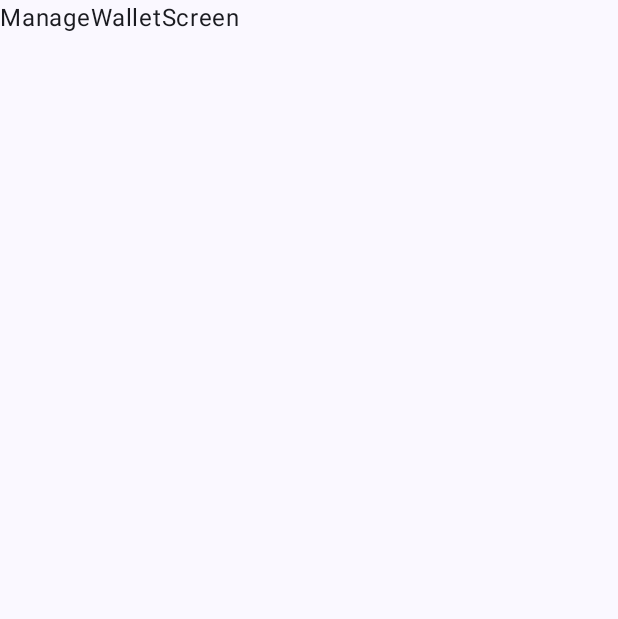
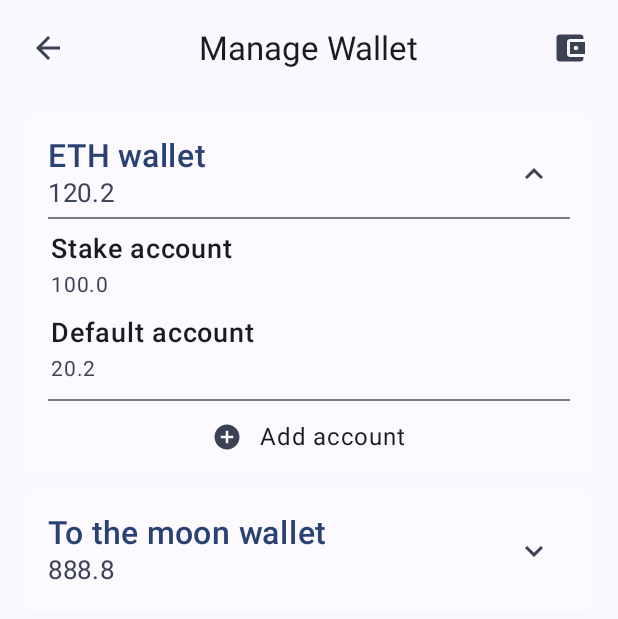
Before and after one commit to wannnn/BunnyWallet, an Android app built with Jetpack Compose: the ManageWalletScreen screen opened through its navigation route, on a phone screen of 412 x 824 dp. Shown: the top 619 px of the screen. Run offline under Robolectric (Android 15) with nearby library versions, the phone set to English and light mode, and no system bars; our stand-ins replace Dagger/Hilt's generated code, Timber.

Commit message:
feat: add manage wallet UI

```diff
--- a/app/src/main/java/com/cj/bunnywallet/feature/common/AppTopBar.kt
+++ b/app/src/main/java/com/cj/bunnywallet/feature/common/AppTopBar.kt
@@ -18,8 +18,8 @@ import com.cj.bunnywallet.R
 
 @Composable
 fun AppTopBar(
+    onBackClicked: () -> Unit,
     @StringRes appbarTitle: Int = R.string.app_name,
-    onBackClicked: () -> Unit,
     showBackBtn: Boolean = true,
     @DrawableRes tailIcon: Int? = null,
     onTailIconClicked: () -> Unit = {},
--- /dev/null
+++ b/app/src/main/java/com/cj/bunnywallet/feature/managewallet/manage/ManageWalletContract.kt
@@ -0,0 +1,16 @@
+package com.cj.bunnywallet.feature.managewallet.manage
+
+import com.cj.bunnywallet.reducer.UiState
+
+sealed interface ManageWalletEvent {
+    data class ExpandWallet(val walletId: String) : ManageWalletEvent
+    data class SelectAccount(val address: String) : ManageWalletEvent
+    data class AddAccount(val walletId: String) : ManageWalletEvent
+
+    object OnBackClick : ManageWalletEvent
+}
+
+data class ManageWalletState(
+    val wallets: List<Wallet> = emptyList(),
+    val currentAccount: String = "",
+) : UiState
--- a/app/src/main/java/com/cj/bunnywallet/feature/managewallet/manage/ManageWalletScreen.kt
+++ b/app/src/main/java/com/cj/bunnywallet/feature/managewallet/manage/ManageWalletScreen.kt
@@ -1,30 +1,70 @@
 package com.cj.bunnywallet.feature.managewallet.manage
 
 import android.content.res.Configuration
-import androidx.compose.foundation.layout.Box
+import androidx.compose.foundation.layout.Column
+import androidx.compose.foundation.layout.fillMaxSize
 import androidx.compose.material3.MaterialTheme
 import androidx.compose.material3.Surface
-import androidx.compose.material3.Text
 import androidx.compose.runtime.Composable
+import androidx.compose.ui.Modifier
 import androidx.compose.ui.tooling.preview.Preview
+import com.cj.bunnywallet.R
+import com.cj.bunnywallet.feature.common.AppTopBar
+import com.cj.bunnywallet.feature.managewallet.manage.component.WalletList
 import com.cj.bunnywallet.ui.theme.BunnyWalletTheme
 
 @Composable
-fun ManageWalletScreen() {
+fun ManageWalletScreen(
+    uiState: ManageWalletState,
+    uiEvent: (ManageWalletEvent) -> Unit,
+) {
+    Column(modifier = Modifier.fillMaxSize()) {
+        AppTopBar(
+            onBackClicked = { uiEvent(ManageWalletEvent.OnBackClick) },
+            appbarTitle = R.string.manage_wallet,
+            tailIcon = R.drawable.ic_wallet,
+            onTailIconClicked = {},
+        )
 
-    Box {
-        Text(text = "ManageWalletScreen")
+        WalletList(
+            wallets = uiState.wallets,
+            currentAccount = uiState.currentAccount,
+            uiEvent = uiEvent,
+        )
     }
+}
 
-}
 
 @Preview(name = "Light Mode", showBackground = true)
 @Preview(name = "Dark Mode", uiMode = Configuration.UI_MODE_NIGHT_YES, showBackground = true)
 @Composable
 fun PreviewManageWalletScreen() {
+    val fakeData = listOf(
+        Wallet(
+            id = "1",
+            name = "ETH wallet",
+            accounts = listOf(
+                Wallet.Account(address = "0x1", name = "Stake account", amount = 100.0),
+                Wallet.Account(address = "0x2", name = "Default account", amount = 20.2),
+            ),
+            isExpand = true,
+        ),
+        Wallet(
+            id = "2",
+            name = "To the moon wallet",
+            accounts = listOf(
+                Wallet.Account(address = "0x3", name = "Shit coin account", amount = 666.6),
+                Wallet.Account(address = "0x4", name = "Doge coin account", amount = 222.2),
+            )
+        ),
+    )
+
     BunnyWalletTheme {
         Surface(color = MaterialTheme.colorScheme.background) {
-            ManageWalletScreen()
+            ManageWalletScreen(
+                uiState = ManageWalletState(wallets = fakeData, currentAccount = "0x3"),
+                uiEvent = {},
+            )
         }
     }
 }
--- /dev/null
+++ b/app/src/main/java/com/cj/bunnywallet/feature/managewallet/manage/ManageWalletViewModel.kt
@@ -0,0 +1,86 @@
+package com.cj.bunnywallet.feature.managewallet.manage
+
+import androidx.lifecycle.ViewModel
+import com.cj.bunnywallet.extensions.indexOfFirstOrNull
+import com.cj.bunnywallet.navigation.AppNavigator
+import com.cj.bunnywallet.navigation.NavEvent
+import com.cj.bunnywallet.reducer.Reducer
+import com.cj.bunnywallet.reducer.ReducerImp
+import dagger.hilt.android.lifecycle.HiltViewModel
+import javax.inject.Inject
+
+@HiltViewModel
+class ManageWalletViewModel @Inject constructor(
+    private val navigator: AppNavigator
+) : ViewModel(), AppNavigator by navigator,
+    Reducer<ManageWalletState> by ReducerImp(ManageWalletState()) {
+
+    private val fakeData = listOf(
+        Wallet(
+            id = "1",
+            name = "ETH wallet",
+            accounts = listOf(
+                Wallet.Account(address = "0x11", name = "Stake account", amount = 100.0),
+                Wallet.Account(address = "0x12", name = "Default account", amount = 20.2),
+            ),
+            isExpand = true,
+        ),
+        Wallet(
+            id = "2",
+            name = "To the moon wallet",
+            accounts = listOf(
+                Wallet.Account(address = "0x21", name = "Shit coin account", amount = 666.6),
+                Wallet.Account(address = "0x22", name = "Doge coin account", amount = 222.2),
+            )
+        ),
+    )
+
+    init {
+        uiState = uiState.copy(wallets = fakeData, currentAccount = "0x21")
+    }
+
+    fun handleEvent(e: ManageWalletEvent) {
+        when (e) {
+            is ManageWalletEvent.ExpandWallet -> {
+                val newWallets = uiState.wallets.toMutableList()
+
+                uiState.wallets.indexOfFirstOrNull { it.id == e.walletId }
+                    ?.let {
+                        val wallet = uiState.wallets[it]
+                        newWallets[it] = wallet.copy(isExpand = !wallet.isExpand)
+                    }
+
+                uiState = uiState.copy(wallets = newWallets)
+            }
+
+            is ManageWalletEvent.AddAccount -> {
+                val newWallets = uiState.wallets.toMutableList()
+
+                uiState.wallets.indexOfFirstOrNull { it.id == e.walletId }
+                    ?.let {
+                        // Temp logic for UI display,
+                        // will update when implement real add account logic
+                        val wallet = uiState.wallets[it]
+                        val newAccounts = wallet.accounts.toMutableList()
+                            .apply {
+                                val num = size + 1
+                                val newAccount = Wallet.Account(
+                                    address = "0x${wallet.id}$num",
+                                    name = "Account $num",
+                                    amount = 0.0,
+                                )
+                                add(newAccount)
+                            }
+                        newWallets[it] = wallet.copy(accounts = newAccounts)
+                    }
+
+                uiState = uiState.copy(wallets = newWallets)
+            }
+
+            is ManageWalletEvent.SelectAccount ->
+                uiState = uiState.copy(currentAccount = e.address)
+
+            ManageWalletEvent.OnBackClick -> navigateTo(NavEvent.NavBack)
+        }
+    }
+}
--- /dev/null
+++ b/app/src/main/java/com/cj/bunnywallet/feature/managewallet/manage/Wallet.kt
@@ -0,0 +1,16 @@
+package com.cj.bunnywallet.feature.managewallet.manage
+
+data class Wallet(
+    val id: String = "",
+    val name: String = "",
+    val accounts: List<Account> = emptyList(),
+    val isExpand: Boolean = false,
+) {
+    val amount: String get() = accounts.sumOf { it.amount }.toString()
+
+    data class Account(
+        val address: String,
+        val name: String = "",
+        val amount: Double = 0.0,
+    )
+}
--- /dev/null
+++ b/app/src/main/java/com/cj/bunnywallet/feature/managewallet/manage/component/WalletList.kt
@@ -0,0 +1,222 @@
+package com.cj.bunnywallet.feature.managewallet.manage.component
+
+import androidx.compose.foundation.background
+import androidx.compose.foundation.clickable
+import androidx.compose.foundation.layout.Arrangement
+import androidx.compose.foundation.layout.Column
+import androidx.compose.foundation.layout.PaddingValues
+import androidx.compose.foundation.layout.Row
+import androidx.compose.foundation.layout.fillMaxWidth
+import androidx.compose.foundation.layout.padding
+import androidx.compose.foundation.layout.size
+import androidx.compose.foundation.lazy.LazyColumn
+import androidx.compose.foundation.lazy.LazyListScope
+import androidx.compose.foundation.lazy.items
+import androidx.compose.foundation.shape.RoundedCornerShape
+import androidx.compose.material3.Divider
+import androidx.compose.material3.Icon
+import androidx.compose.material3.MaterialTheme
+import androidx.compose.material3.Text
+import androidx.compose.runtime.Composable
+import androidx.compose.ui.Alignment
+import androidx.compose.ui.Modifier
+import androidx.compose.ui.graphics.Color
+import androidx.compose.ui.graphics.Shape
+import androidx.compose.ui.res.painterResource
+import androidx.compose.ui.res.stringResource
+import androidx.compose.ui.text.font.FontWeight
+import androidx.compose.ui.unit.TextUnit
+import androidx.compose.ui.unit.dp
+import androidx.compose.ui.unit.sp
+import com.cj.bunnywallet.R
+import com.cj.bunnywallet.feature.common.CommonIconBtn
+import com.cj.bunnywallet.feature.managewallet.manage.ManageWalletEvent
+import com.cj.bunnywallet.feature.managewallet.manage.Wallet
+
+@Composable
+fun WalletList(
+    wallets: List<Wallet>,
+    currentAccount: String,
+    uiEvent: (ManageWalletEvent) -> Unit,
+) {
+    LazyColumn(
+        modifier = Modifier
+            .fillMaxWidth(),
+        contentPadding = PaddingValues(start = 16.dp, end = 16.dp, bottom = 12.dp),
+    ) {
+        wallets.forEach {
+            walletInfo(
+                wallet = it,
+                currentAccount = currentAccount,
+                uiEvent = uiEvent,
+            )
+        }
+    }
+}
+
+private fun LazyListScope.walletInfo(
+    wallet: Wallet,
+    currentAccount: String,
+    uiEvent: (ManageWalletEvent) -> Unit,
+) {
+    walletItem(
+        wallet = wallet,
+        expandClicked = { uiEvent(ManageWalletEvent.ExpandWallet(wallet.id)) },
+    )
+
+    if (wallet.isExpand) {
+        accountItems(
+            accounts = wallet.accounts,
+            currentAccount = currentAccount,
+            onAccountSelected = { uiEvent(ManageWalletEvent.SelectAccount(it)) },
+        )
+
+        addAccountItem(addAccount = { uiEvent(ManageWalletEvent.AddAccount(wallet.id)) })
+    }
+}
+
+private fun LazyListScope.walletItem(
+    wallet: Wallet,
+    expandClicked: () -> Unit,
+) {
+    item {
+        val innerPadding: Modifier
+        val bgShape: Shape
+
+        if (wallet.isExpand) {
+            innerPadding = Modifier.padding(start = 16.dp, top = 16.dp, end = 16.dp, bottom = 4.dp)
+            bgShape = RoundedCornerShape(topStart = 8.dp, topEnd = 8.dp)
+        } else {
+            innerPadding = Modifier.padding(all = 16.dp)
+            bgShape = RoundedCornerShape(size = 8.dp)
+        }
+
+        Column(
+            modifier = Modifier
+                .padding(top = 12.dp)
+                .fillMaxWidth()
+                .background(
+                    color = MaterialTheme.colorScheme.inverseOnSurface,
+                    shape = bgShape,
+                )
+                .then(innerPadding),
+        ) {
+            Row(
+                modifier = Modifier.fillMaxWidth(),
+                horizontalArrangement = Arrangement.SpaceBetween,
+            ) {
+                Info(
+                    name = wallet.name,
+                    nameSize = 21.sp,
+                    amount = wallet.amount,
+                    amountSize = 17.sp,
+                    nameColor = MaterialTheme.colorScheme.primary,
+                )
+
+                CommonIconBtn(
+                    icon = if (wallet.isExpand) {
+                        R.drawable.ic_arrow_up
+                    } else {
+                        R.drawable.ic_arrow_down
+                    },
+                    onClick = { expandClicked() }
+                )
+            }
+
+            if (wallet.isExpand) {
+                Divider(modifier = Modifier.padding(top = 4.dp))
+            }
+        }
+    }
+}
+
+private fun LazyListScope.accountItems(
+    accounts: List<Wallet.Account>,
+    currentAccount: String,
+    onAccountSelected: (String) -> Unit,
+) {
+    items(accounts) {
+        Row(
+            modifier = Modifier
+                .fillMaxWidth()
+                .background(color = MaterialTheme.colorScheme.inverseOnSurface)
+                .padding(start = 18.dp, end = 30.dp, top = 4.dp, bottom = 4.dp)
+                .clickable { onAccountSelected(it.address) },
+            horizontalArrangement = Arrangement.SpaceBetween,
+            verticalAlignment = Alignment.CenterVertically,
+        ) {
+            Info(
+                name = it.name,
+                nameSize = 18.sp,
+                amount = it.amount.toString(),
+                amountSize = 14.sp,
+            )
+
+            if (it.address == currentAccount) {
+                Icon(
+                    painter = painterResource(id = R.drawable.ic_check_filled),
+                    contentDescription = null,
+                    modifier = Modifier.size(20.dp),
+                    tint = MaterialTheme.colorScheme.secondary,
+                )
+            }
+        }
+    }
+}
+
+private fun LazyListScope.addAccountItem(addAccount: () -> Unit) {
+    item {
+        Column(
+            modifier = Modifier
+                .fillMaxWidth()
+                .background(
+                    color = MaterialTheme.colorScheme.inverseOnSurface,
+                    shape = RoundedCornerShape(bottomEnd = 8.dp, bottomStart = 8.dp),
+                )
+                .padding(horizontal = 16.dp),
+            horizontalAlignment = Alignment.CenterHorizontally,
+        ) {
+            Divider(modifier = Modifier.padding(top = 4.dp))
+
+            Row(
+                modifier = Modifier
+                    .padding(vertical = 12.dp)
+                    .clickable { addAccount() },
+                verticalAlignment = Alignment.CenterVertically,
+            ) {
+                Icon(
+                    painter = painterResource(id = R.drawable.ic_add_filled),
+                    contentDescription = null,
+                    modifier = Modifier
+                        .padding(end = 12.dp)
+                        .size(20.dp),
+                    tint = MaterialTheme.colorScheme.secondary,
+                )
+
+                Text(text = stringResource(id = R.string.add_account))
+            }
+        }
+    }
+}
+
+@Composable
+private fun Info(
+    name: String, nameSize: TextUnit,
+    amount: String, amountSize: TextUnit,
+    nameColor: Color = Color.Unspecified,
+) {
+    Column {
+        Text(
+            text = name,
+            color = nameColor,
+            fontSize = nameSize,
+            fontWeight = FontWeight.SemiBold,
+        )
+
+        Text(
+            text = amount,
+            color = MaterialTheme.colorScheme.secondary,
+            fontSize = amountSize,
+        )
+    }
+}
--- a/app/src/main/java/com/cj/bunnywallet/navigation/navgraph/ManageWalletGraph.kt
+++ b/app/src/main/java/com/cj/bunnywallet/navigation/navgraph/ManageWalletGraph.kt
@@ -1,10 +1,15 @@
 package com.cj.bunnywallet.navigation.navgraph
 
+import androidx.compose.runtime.getValue
+import androidx.hilt.navigation.compose.hiltViewModel
+import androidx.lifecycle.compose.collectAsStateWithLifecycle
 import androidx.navigation.NavGraphBuilder
 import androidx.navigation.compose.composable
 import androidx.navigation.compose.navigation
+import com.cj.bunnywallet.feature.createwallet.createpwd.CreatePwdViewModel
 import com.cj.bunnywallet.feature.managewallet.edit.EditWalletScreen
 import com.cj.bunnywallet.feature.managewallet.manage.ManageWalletScreen
+import com.cj.bunnywallet.feature.managewallet.manage.ManageWalletViewModel
 import com.cj.bunnywallet.navigation.route.ManageWalletRoute
 
 fun NavGraphBuilder.manageWalletGraph() {
@@ -13,7 +18,13 @@ fun NavGraphBuilder.manageWalletGraph() {
         route = ManageWalletRoute.ManageWalletGraph.route,
     ) {
         composable(ManageWalletRoute.ManageWallet.route) {
-            ManageWalletScreen()
+            val viewModel = hiltViewModel<ManageWalletViewModel>()
+            val uiState by viewModel.uiStateFlow.collectAsStateWithLifecycle()
+
+            ManageWalletScreen(
+                uiState = uiState,
+                uiEvent = viewModel::handleEvent,
+            )
         }
 
         composable(ManageWalletRoute.EditWallet.route) {
--- /dev/null
+++ b/app/src/main/res/drawable/ic_add_filled.xml
@@ -0,0 +1,5 @@
+<vector android:height="24dp" android:tint="#000000"
+    android:viewportHeight="24" android:viewportWidth="24"
+    android:width="24dp" xmlns:android="http://schemas.android.com/apk/res/android">
+    <path android:fillColor="@android:color/white" android:pathData="M12,2C6.48,2 2,6.48 2,12s4.48,10 10,10 10,-4.48 10,-10S17.52,2 12,2zM17,13h-4v4h-2v-4L7,13v-2h4L11,7h2v4h4v2z"/>
+</vector>
--- /dev/null
+++ b/app/src/main/res/drawable/ic_arrow_up.xml
@@ -0,0 +1,5 @@
+<vector android:height="24dp" android:tint="#000000"
+    android:viewportHeight="24" android:viewportWidth="24"
+    android:width="24dp" xmlns:android="http://schemas.android.com/apk/res/android">
+    <path android:fillColor="@android:color/white" android:pathData="M7.41,15.41L12,10.83l4.59,4.58L18,14l-6,-6 -6,6z"/>
+</vector>
--- /dev/null
+++ b/app/src/main/res/drawable/ic_check_filled.xml
@@ -0,0 +1,5 @@
+<vector android:height="24dp" android:tint="#000000"
+    android:viewportHeight="24" android:viewportWidth="24"
+    android:width="24dp" xmlns:android="http://schemas.android.com/apk/res/android">
+    <path android:fillColor="@android:color/white" android:pathData="M12,2C6.48,2 2,6.48 2,12s4.48,10 10,10 10,-4.48 10,-10S17.52,2 12,2zM10,17l-5,-5 1.41,-1.41L10,14.17l7.59,-7.59L19,8l-9,9z"/>
+</vector>
--- a/app/src/main/res/values/strings.xml
+++ b/app/src/main/res/values/strings.xml
@@ -99,4 +99,8 @@
     <string name="tokens">Tokens</string>
     <string name="nft">NFT</string>
 
+    <!-- Manage Wallet -->
+    <string name="manage_wallet">Manage Wallet</string>
+    <string name="add_account">Add account</string>
+
 </resources>
```
